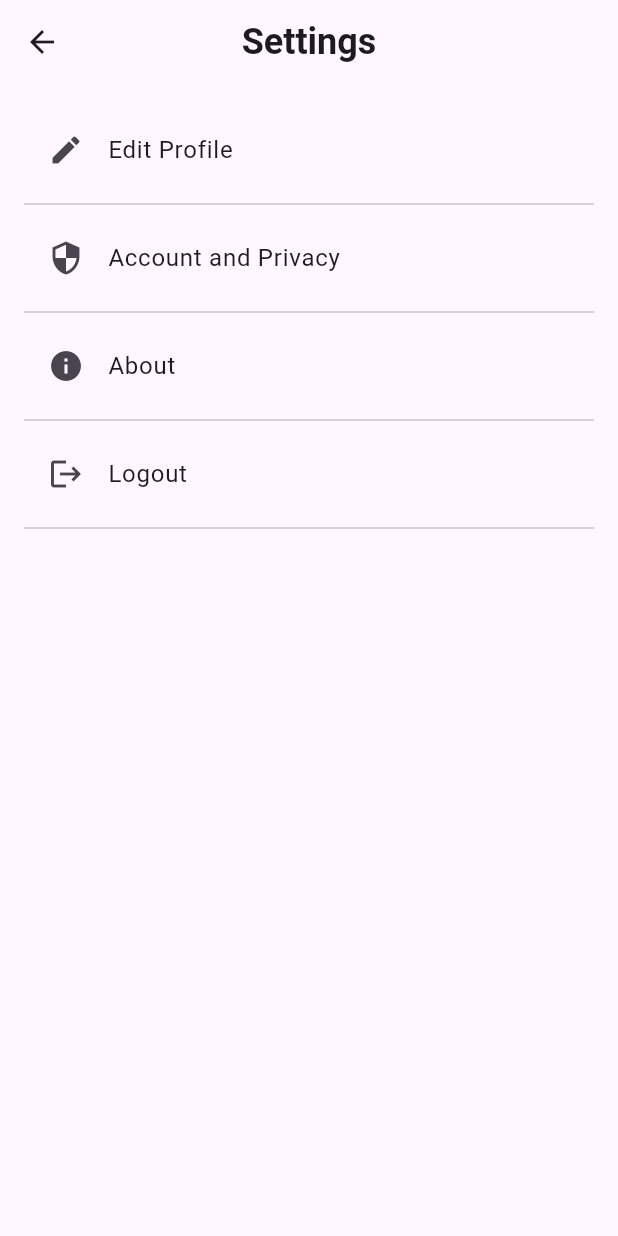
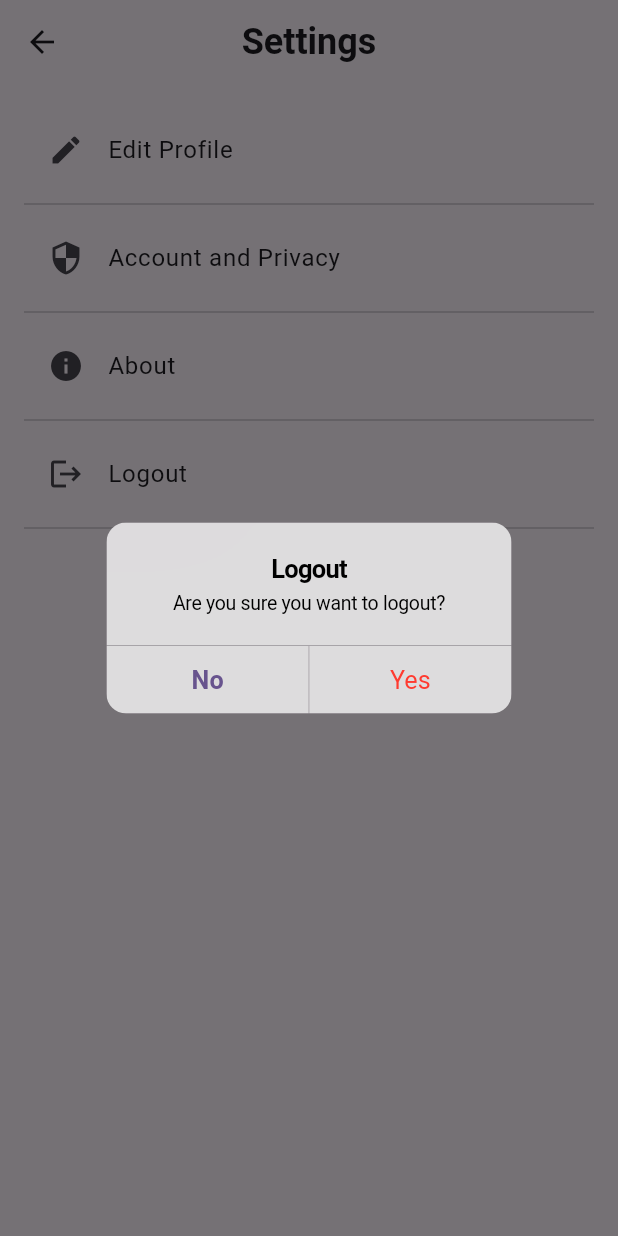
Before and after one commit to pathaniamohit/bEtre-Flutter-, a Flutter app: the SettingsScreen screen opened directly, after a tap on "Logout", on a phone screen of 412 x 824 dp. Run offline on Flutter 3.47's test engine with Material 3 defaults, Android fonts, the phone set to English and light mode, and no system bars; our stand-ins replace firebase_auth, firebase_core, firebase_database, firebase_storage, fluttertoast, image_picker; accounts and stored records are empty.

Commit message:
Settings.dart added Diaglog box for logout

```diff
--- a/lib/Settings.dart
+++ b/lib/Settings.dart
@@ -96,5 +96,33 @@ class SettingsScreen extends StatelessWidget {
     );
   }
 
-
+  void _showLogoutDialog(BuildContext context) {
+    showDialog(
+      context: context,
+      builder: (BuildContext context) {
+        return CupertinoAlertDialog(
+          title: const Text("Logout"),
+          content: const Text("Are you sure you want to logout?"),
+          actions: [
+            CupertinoDialogAction(
+              isDefaultAction: true,
+              onPressed: () {
+                Navigator.of(context).pop();
+              },
+              child: const Text("No"),
+            ),
+            CupertinoDialogAction(
+              isDestructiveAction: true,
+              onPressed: () {
+                _auth.signOut();
+                Navigator.of(context).pop();
+                Navigator.of(context).pushReplacementNamed('/login');
+              },
+              child: const Text("Yes"),
+            ),
+          ],
+        );
+      },
+    );
+  }
 }
```
